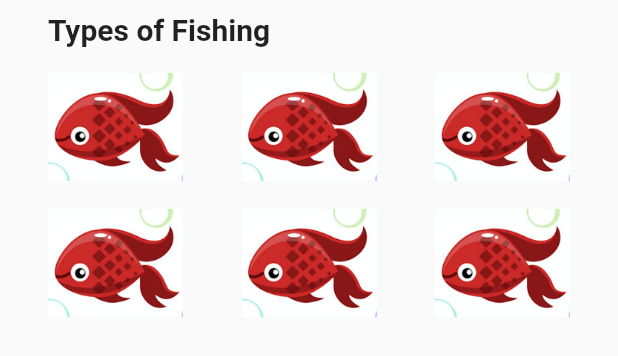
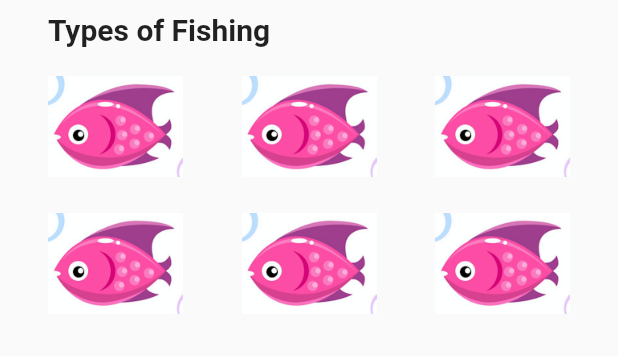
Before and after one commit to htbryant94/Fisheri, a Flutter app: the _FishingTypes widget shown alone on an empty page, opened directly, on a phone screen of 412 x 824 dp. Shown: the top 356 px of the screen. Run offline on Flutter 3.47's test engine with Material 2 defaults, Android fonts, the phone set to English and light mode, and no system bars; our stand-ins replace cloud_firestore, google_maps_flutter; missing offline and left inert: jaguar_serializer; accounts and stored records are empty.

Commit message:
Updated Pod versions, added random number generator

```diff
--- a/lib/Screens/detail_screen.dart
+++ b/lib/Screens/detail_screen.dart
@@ -250,11 +250,11 @@ class _FishStockedGridItem extends StatelessWidget {
   @override
   Widget build(BuildContext context) {
 
-    var random = Random()
+    final random = Random().nextInt(10) + 1;
     return SizedBox(
         width: 65,
         height: 65,
-        child: Image.asset('images/fish_2.png',fit: BoxFit.contain));
+        child: Image.asset('images/fish_$random.png',fit: BoxFit.contain));
         // child: DecoratedBox(
         //     decoration: const BoxDecoration(color: Colors.green),
         //     child: Align(child: Text(fish, textAlign: TextAlign.center), alignment: Alignment.center)));
@@ -291,11 +291,12 @@ class _FishingTypes extends StatelessWidget {
 
   @override
   Widget build(BuildContext context) {
+    var random = Random().nextInt(10) + 1;
     SizedBox _box(String title) {
       return SizedBox(
           width: 90,
           height: 75,
-          child: Image.asset('images/fish_6.png',fit: BoxFit.contain));
+          child: Image.asset('images/fish_$random.png',fit: BoxFit.contain));
           // child: DecoratedBox(
           //     decoration: const BoxDecoration(color: Colors.green),
           //     child: Align(
--- a/pubspec.yaml
+++ b/pubspec.yaml
@@ -23,8 +23,8 @@ dependencies:
   http: ^0.12.0+2
   json_serializable: ^3.0.0
   json_annotation: ^2.4.0
-  firebase_core:
-  cloud_firestore:
+  firebase_core: ^0.4.0+5
+  cloud_firestore: ^0.12.7
   jaguar_serializer: ^2.2.12
 
   # The following adds the Cupertino Icons font to your application.
```
Also changed, not shown: pubspec.lock, 1 other file.
